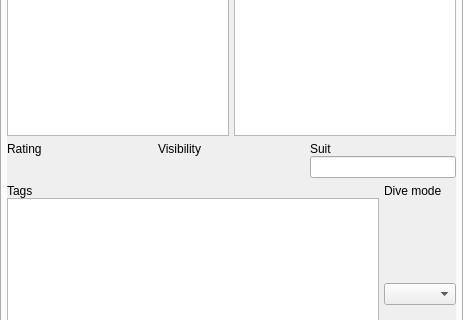
Above: qt-ui/maintab.ui from subsurface/subsurface before the change; both pictures show x 0 to 463 and y 196 to 516 of the 463 by 815 pixel window. Below: the same form after it.
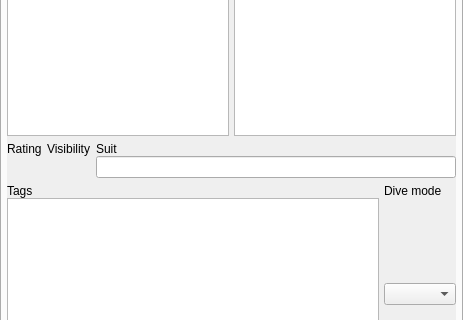
That is the form after the change. Icons and pictures are not drawn. Custom widgets are drawn as their Qt base class.

Commit message:
Layout issues: Fix rating/visibility vs suit
The suit field should take up all the remaining space and the stars should
be vertically centered with the text.

This looks much better

Patch:
```diff
--- a/qt-ui/maintab.ui
+++ b/qt-ui/maintab.ui
@@ -55,8 +55,8 @@
         <rect>
          <x>0</x>
          <y>0</y>
-         <width>449</width>
-         <height>758</height>
+         <width>445</width>
+         <height>760</height>
         </rect>
        </property>
        <layout class="QVBoxLayout" name="verticalLayout_3">
@@ -245,7 +245,7 @@
          </layout>
         </item>
         <item>
-         <layout class="QGridLayout" name="gridLayout_3">
+         <layout class="QGridLayout" name="gridLayout_3" columnstretch="0,0,1">
           <property name="horizontalSpacing">
            <number>5</number>
           </property>
@@ -285,7 +285,7 @@
             </property>
            </widget>
           </item>
-          <item row="1" column="0">
+          <item row="1" column="0" alignment="Qt::AlignVCenter">
            <widget class="StarWidget" name="rating" native="true">
             <property name="sizePolicy">
              <sizepolicy hsizetype="MinimumExpanding" vsizetype="Preferred">
@@ -298,7 +298,7 @@
             </property>
            </widget>
           </item>
-          <item row="1" column="1">
+          <item row="1" column="1" alignment="Qt::AlignVCenter">
            <widget class="StarWidget" name="visibility" native="true">
             <property name="sizePolicy">
              <sizepolicy hsizetype="MinimumExpanding" vsizetype="Preferred">
@@ -313,6 +313,12 @@
           </item>
           <item row="1" column="2">
            <widget class="QLineEdit" name="suit">
+            <property name="sizePolicy">
+             <sizepolicy hsizetype="Expanding" vsizetype="Fixed">
+              <horstretch>0</horstretch>
+              <verstretch>0</verstretch>
+             </sizepolicy>
+            </property>
             <property name="readOnly">
              <bool>false</bool>
             </property>
```
Left out of the diff: 16 changed lines with no effect on the pictures.
